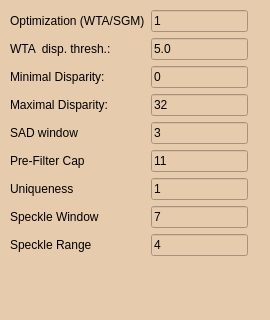
Above: SegmentationPreprocessor/stereomatching_params.ui from yudanaz/masterthesis before the change. Below: the same form after it.
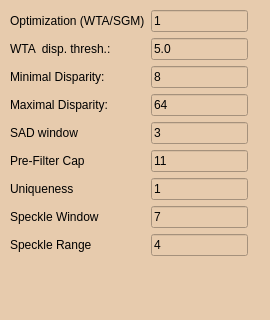
That is the form after the change.

Patch:
```diff
--- a/SegmentationPreprocessor/stereomatching_params.ui
+++ b/SegmentationPreprocessor/stereomatching_params.ui
@@ -144,14 +144,14 @@
     <item row="4" column="1">
      <widget class="QLineEdit" name="lineEdit_maxDisparity">
       <property name="text">
-       <string>32</string>
+       <string>64</string>
       </property>
      </widget>
     </item>
     <item row="3" column="1">
      <widget class="QLineEdit" name="lineEdit_minDisparity">
       <property name="text">
-       <string>0</string>
+       <string>8</string>
       </property>
      </widget>
     </item>
```
